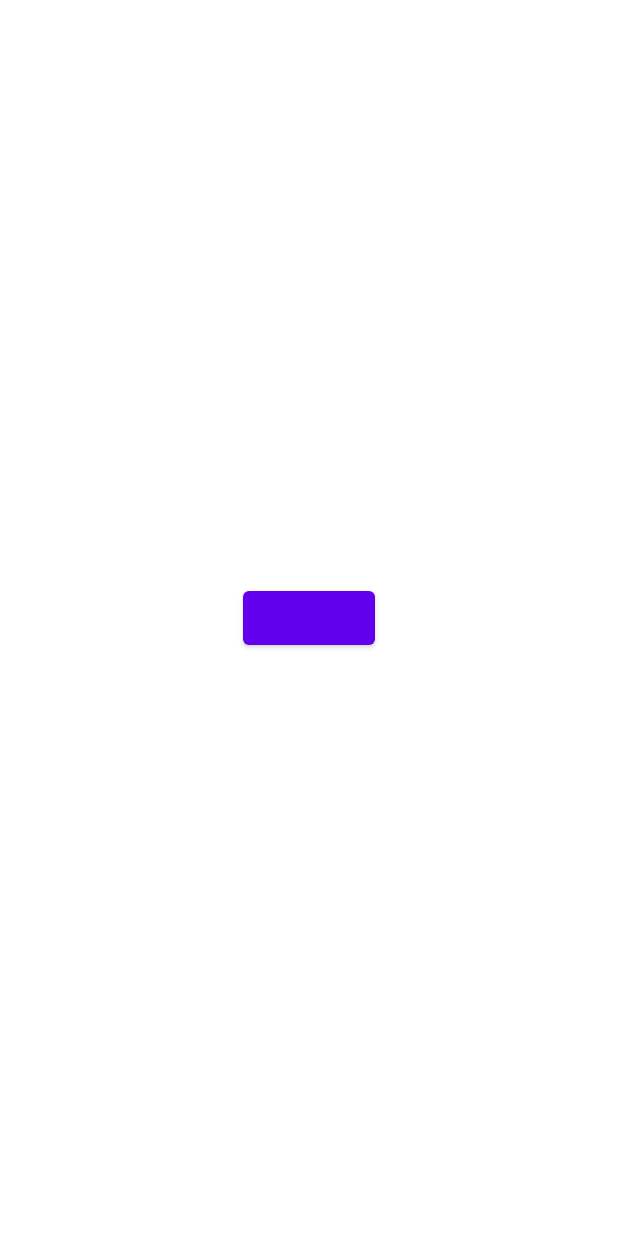
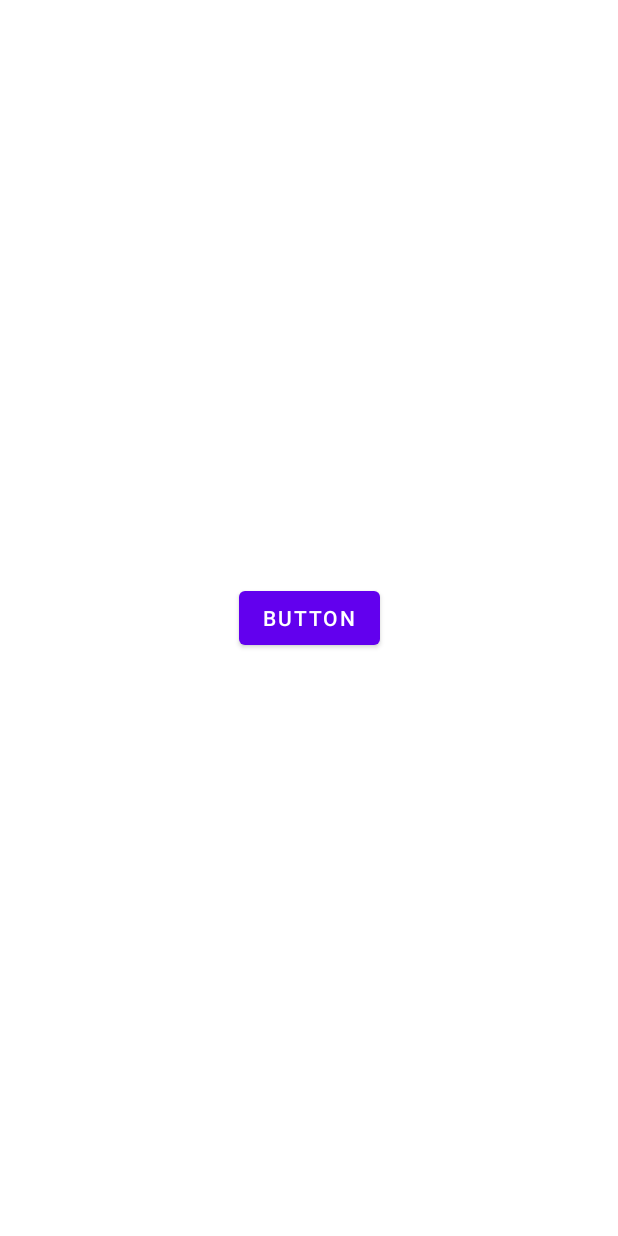
Before and after one commit to bayuokta/android-material-design, an Android app: the screen it shows after launch (MainActivity), on a phone screen of 412 x 824 dp. Run offline under Robolectric (Android 15) with nearby library versions, the phone set to English and light mode, and no system bars.

Commit message:
added text in button

```diff
--- a/MyMaterialDesign/app/src/main/res/layout/activity_main.xml
+++ b/MyMaterialDesign/app/src/main/res/layout/activity_main.xml
@@ -9,6 +9,7 @@
     <Button
         android:layout_width="wrap_content"
         android:layout_height="wrap_content"
+        android:text="Button"
         android:textColorHighlight="@android:color/holo_red_dark"
         app:layout_constraintBottom_toBottomOf="parent"
         app:layout_constraintEnd_toEndOf="parent"
```
